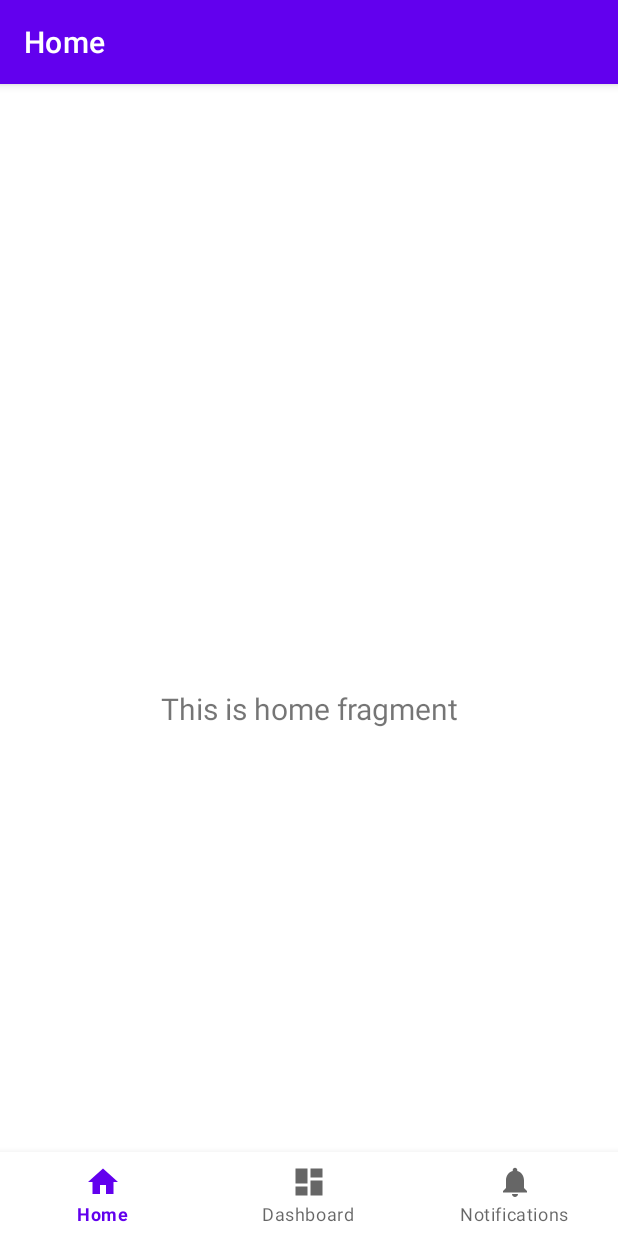
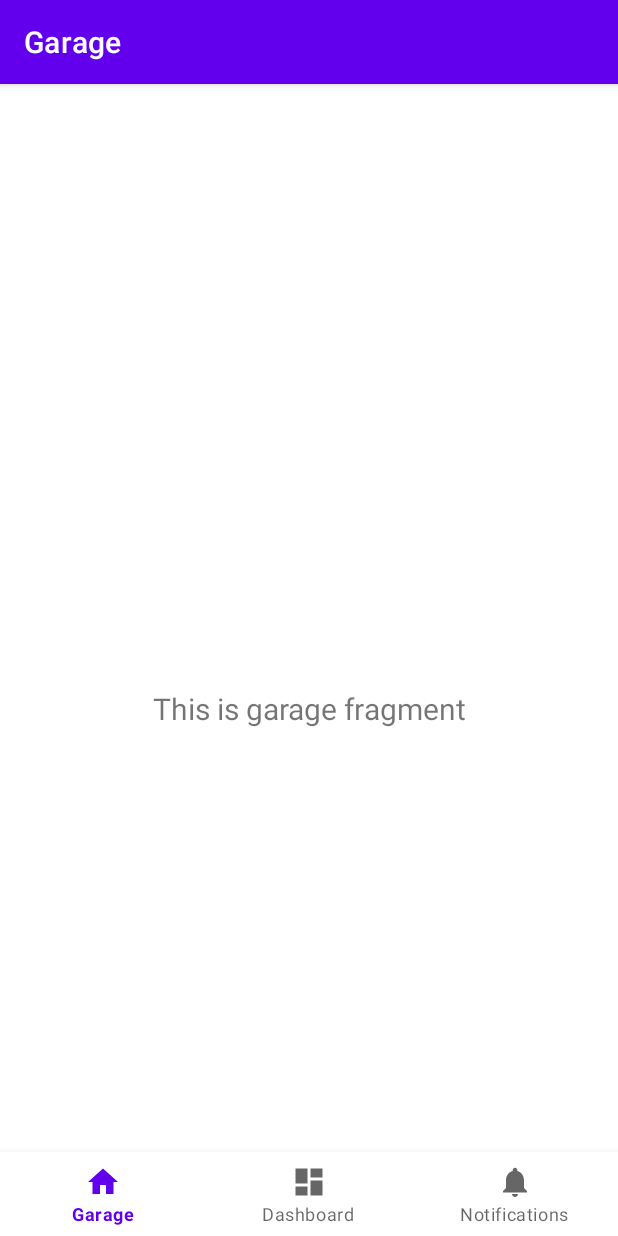
Before and after one commit to yesenia-ms/MyMechanic-App, an Android app: the screen it shows after launch (MainActivity), on a phone screen of 412 x 824 dp. Run offline under Robolectric (Android 15) with nearby library versions, the light colour scheme and no system bars; our stand-ins replace navigation-ui.

Commit message:
Garage tab and all files refactored/renamed from home to garage

```diff
--- a/app/src/main/java/cs3773/group11/mymechanic/ui/home/HomeFragment.java
+++ b/app/src/main/java/cs3773/group11/mymechanic/ui/garage/GarageFragment.java
@@ -1,4 +1,4 @@
-package cs3773.group11.mymechanic.ui.home;
+package cs3773.group11.mymechanic.ui.garage;
 
 import android.os.Bundle;
 import android.view.LayoutInflater;
@@ -10,22 +10,22 @@ import androidx.annotation.NonNull;
 import androidx.fragment.app.Fragment;
 import androidx.lifecycle.ViewModelProvider;
 
-import cs3773.group11.mymechanic.databinding.FragmentHomeBinding;
+import cs3773.group11.mymechanic.databinding.FragmentGarageBinding;
 
-public class HomeFragment extends Fragment {
+public class GarageFragment extends Fragment {
 
-    private FragmentHomeBinding binding;
+    private FragmentGarageBinding binding;
 
     public View onCreateView(@NonNull LayoutInflater inflater,
                              ViewGroup container, Bundle savedInstanceState) {
-        HomeViewModel homeViewModel =
-                new ViewModelProvider(this).get(HomeViewModel.class);
+        GarageViewModel garageViewModel =
+                new ViewModelProvider(this).get(GarageViewModel.class);
 
-        binding = FragmentHomeBinding.inflate(inflater, container, false);
+        binding = FragmentGarageBinding.inflate(inflater, container, false);
         View root = binding.getRoot();
 
-        final TextView textView = binding.textHome;
-        homeViewModel.getText().observe(getViewLifecycleOwner(), textView::setText);
+        final TextView textView = binding.textGarage;
+        garageViewModel.getText().observe(getViewLifecycleOwner(), textView::setText);
         return root;
     }
 
--- a/app/src/main/java/cs3773/group11/mymechanic/ui/home/HomeViewModel.java
+++ b/app/src/main/java/cs3773/group11/mymechanic/ui/garage/GarageViewModel.java
@@ -1,16 +1,16 @@
-package cs3773.group11.mymechanic.ui.home;
+package cs3773.group11.mymechanic.ui.garage;
 
 import androidx.lifecycle.LiveData;
 import androidx.lifecycle.MutableLiveData;
 import androidx.lifecycle.ViewModel;
 
-public class HomeViewModel extends ViewModel {
+public class GarageViewModel extends ViewModel {
 
     private final MutableLiveData<String> mText;
 
-    public HomeViewModel() {
+    public GarageViewModel() {
         mText = new MutableLiveData<>();
-        mText.setValue("This is home fragment");
+        mText.setValue("This is garage fragment");
     }
 
     public LiveData<String> getText() {
--- a/app/src/main/res/layout/fragment_home.xml
+++ b/app/src/main/res/layout/fragment_garage.xml
@@ -4,10 +4,10 @@
     xmlns:tools="http://schemas.android.com/tools"
     android:layout_width="match_parent"
     android:layout_height="match_parent"
-    tools:context=".ui.home.HomeFragment">
+    tools:context=".ui.garage.GarageFragment">
 
     <TextView
-        android:id="@+id/text_home"
+        android:id="@+id/text_garage"
         android:layout_width="match_parent"
         android:layout_height="wrap_content"
         android:layout_marginStart="8dp"
--- a/app/src/main/res/menu/bottom_nav_menu.xml
+++ b/app/src/main/res/menu/bottom_nav_menu.xml
@@ -3,8 +3,8 @@
 
     <item
         android:id="@+id/navigation_home"
-        android:icon="@drawable/ic_home_black_24dp"
-        android:title="@string/title_home" />
+        android:icon="@drawable/ic_garage_black_24dp"
+        android:title="@string/title_garage" />
 
     <item
         android:id="@+id/navigation_dashboard"
--- a/app/src/main/res/navigation/mobile_navigation.xml
+++ b/app/src/main/res/navigation/mobile_navigation.xml
@@ -7,9 +7,9 @@
 
     <fragment
         android:id="@+id/navigation_home"
-        android:name="cs3773.group11.mymechanic.ui.home.HomeFragment"
-        android:label="@string/title_home"
-        tools:layout="@layout/fragment_home" />
+        android:name="cs3773.group11.mymechanic.ui.garage.GarageFragment"
+        android:label="@string/title_garage"
+        tools:layout="@layout/fragment_garage" />
 
     <fragment
         android:id="@+id/navigation_dashboard"
--- a/app/src/main/res/values/strings.xml
+++ b/app/src/main/res/values/strings.xml
@@ -1,6 +1,6 @@
 <resources>
     <string name="app_name">MyMechanic</string>
-    <string name="title_home">Home</string>
+    <string name="title_garage">Garage</string>
     <string name="title_dashboard">Dashboard</string>
     <string name="title_notifications">Notifications</string>
 </resources>
```
Also changed, not shown: app/src/main/res/drawable/ic_garage_black_24dp.xml (renamed from app/src/main/res/drawable/ic_home_black_24dp.xml).
